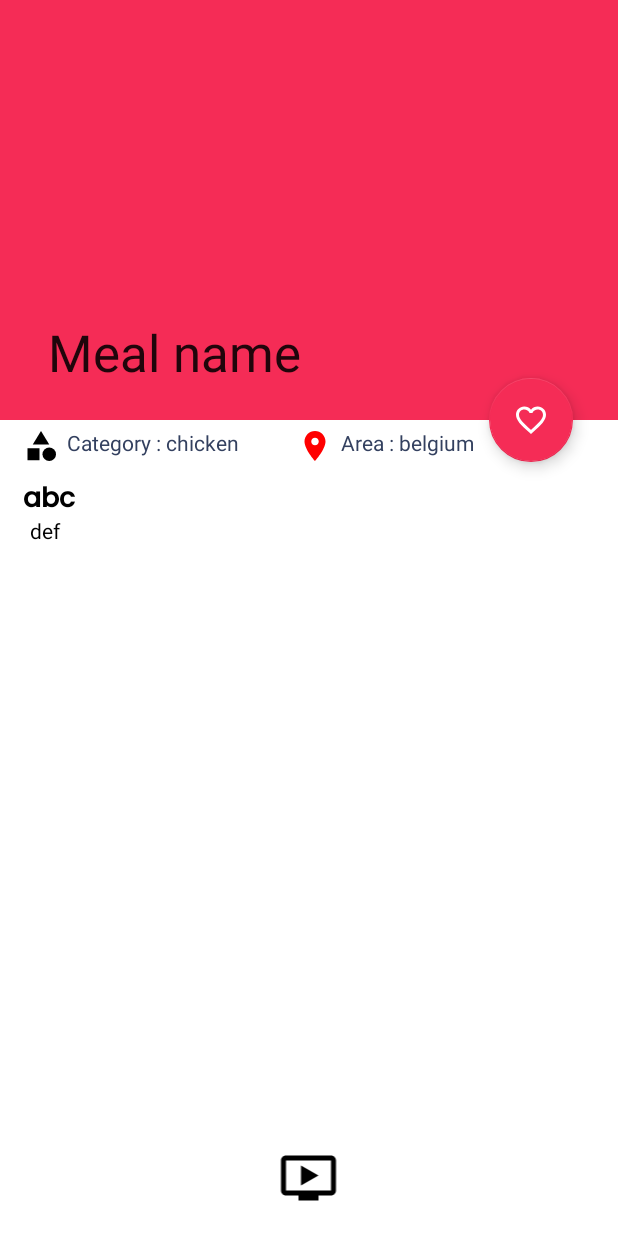
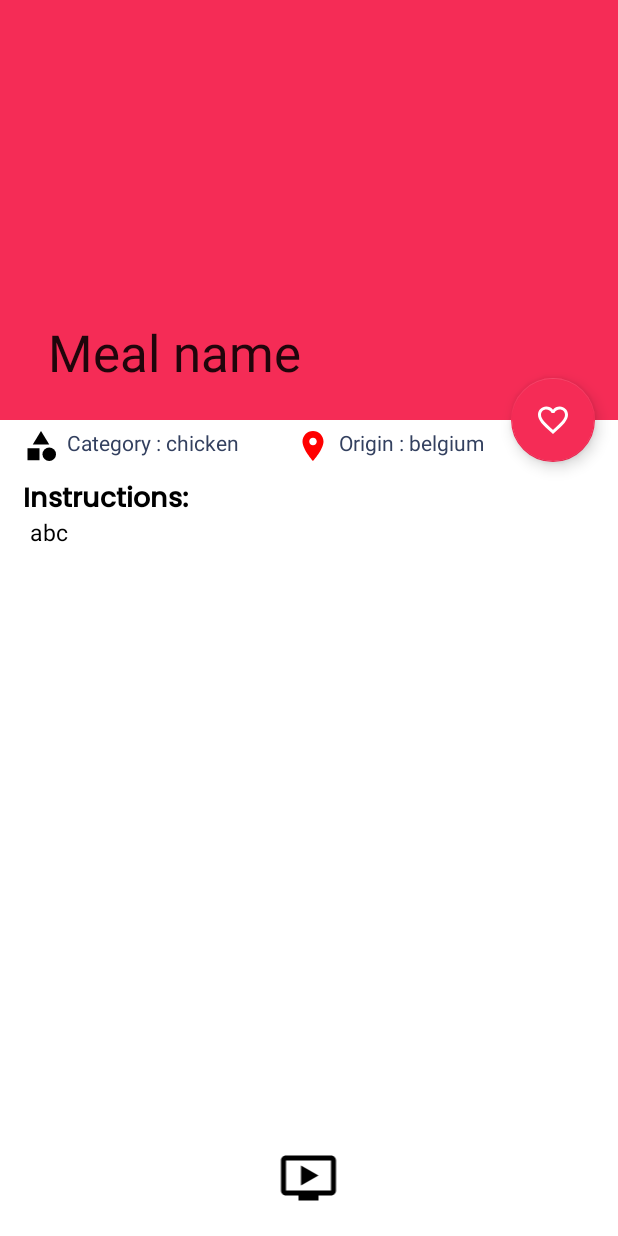
Before and after one commit to julesdeborle/FoodMenu, an Android app: the layout activity_meal.xml on its own in the app's theme, with its tools: preview values and no code run, on a phone screen of 412 x 824 dp. Run offline under Robolectric (Android 15) with nearby library versions, the phone set to English and light mode, and no system bars.

Commit message:
MealActivity en viewmodel, ophalen instructies, category, oorsprong, open youtube video bij klik op video logo

```diff
--- a/app/src/main/java/com/example/foodmenu/network/MealApi.kt
+++ b/app/src/main/java/com/example/foodmenu/network/MealApi.kt
@@ -3,9 +3,13 @@ package com.example.foodmenu.network
 import com.example.foodmenu.pojo.MealList
 import retrofit2.Call
 import retrofit2.http.GET
+import retrofit2.http.Query
 
 interface MealApi {
 
     @GET("random.php")
     fun getRandomMeal(): Call<MealList>
+
+    @GET("lookup.php?")
+    fun getMealInfo(@Query("i") id:String): Call<MealList>
 }
--- /dev/null
+++ b/app/src/main/res/drawable/ic_baseline_save_24.xml
@@ -0,0 +1,5 @@
+<vector android:height="24dp" android:tint="#000000"
+    android:viewportHeight="24" android:viewportWidth="24"
+    android:width="24dp" xmlns:android="http://schemas.android.com/apk/res/android">
+    <path android:fillColor="@android:color/white" android:pathData="M17,3L5,3c-1.11,0 -2,0.9 -2,2v14c0,1.1 0.89,2 2,2h14c1.1,0 2,-0.9 2,-2L21,7l-4,-4zM12,19c-1.66,0 -3,-1.34 -3,-3s1.34,-3 3,-3 3,1.34 3,3 -1.34,3 -3,3zM15,9L5,9L5,5h10v4z"/>
+</vector>
--- a/app/src/main/res/layout/activity_meal.xml
+++ b/app/src/main/res/layout/activity_meal.xml
@@ -73,7 +73,7 @@
                     android:visibility="visible" />
 
                 <TextView
-                    android:id="@+id/tv_areaInfo"
+                    android:id="@+id/tv_originInfo"
                     android:layout_width="wrap_content"
                     android:layout_height="wrap_content"
                     android:layout_weight="4"
@@ -81,7 +81,7 @@
                     android:layout_marginStart="15dp"
                     android:drawableLeft="@drawable/ic_origin"
                     android:drawablePadding="5dp"
-                    android:text="Area : belgium"
+                    android:text="Origin : belgium"
                     android:textColor="@color/g_black"
                     android:textSize="14sp"
                     android:visibility="visible" />
@@ -97,7 +97,7 @@
                 android:fontFamily="@font/myfont"
                 android:includeFontPadding="false"
                 android:textColor="@color/black"
-                android:text="abc"
+                android:text="Instructions:"
                 android:textSize="18sp"
                 android:textStyle="bold"
                 app:layout_constraintEnd_toEndOf="parent"
@@ -108,7 +108,8 @@
                 android:id="@+id/tv_content"
                 android:layout_width="match_parent"
                 android:layout_height="match_parent"
-                android:text="def"
+                android:text="abc"
+                android:textSize="@dimen/_12sdp"
                 android:layout_marginStart="20dp"
                 android:textColor="@color/black"
                 app:layout_constraintEnd_toEndOf="parent"
@@ -139,11 +140,11 @@
     </LinearLayout>
 
     <com.google.android.material.floatingactionbutton.FloatingActionButton
-        android:id="@+id/btn_save"
+        android:id="@+id/btn_favorite"
         android:layout_width="wrap_content"
         android:contentDescription="add to favorites"
         android:layout_height="wrap_content"
-        android:layout_marginRight="30dp"
+        android:layout_marginRight="15dp"
         android:baselineAlignBottom="false"
         android:clickable="true"
         android:src="@drawable/ic_favorites"
@@ -153,13 +154,4 @@
         app:layout_anchorGravity="bottom|end"
         app:tint="@color/white" />
 
-    <com.google.android.material.progressindicator.LinearProgressIndicator
-        android:id="@+id/progressBar"
-        android:layout_width="match_parent"
-        android:layout_height="wrap_content"
-        android:indeterminate="true"
-        app:layout_anchor="@id/appBar"
-        app:layout_anchorGravity="bottom|end"
-        android:visibility="gone"/>
-
 </androidx.coordinatorlayout.widget.CoordinatorLayout>
```
Also changed, not shown: app/src/main/java/com/example/foodmenu/activities/MealActivity.kt (added, +78 -0 lines), app/src/main/java/com/example/foodmenu/fragments/HomeFragment.kt (+30 -2 lines), app/src/main/java/com/example/foodmenu/viewModel/MealViewModel.kt (added, +36 -0 lines).
